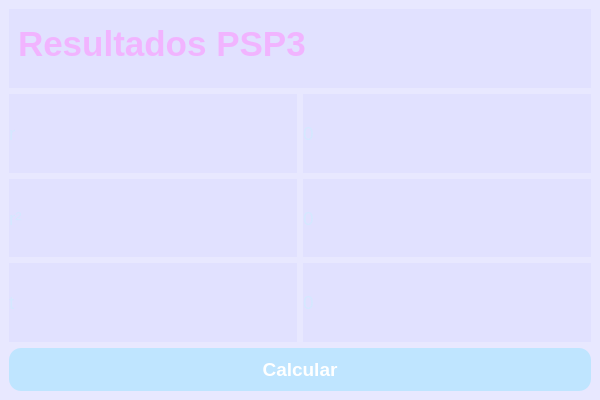
First picture: the form in gui/ventana_psp3.ui, repository lissania7-png/Lissania, before the edit.
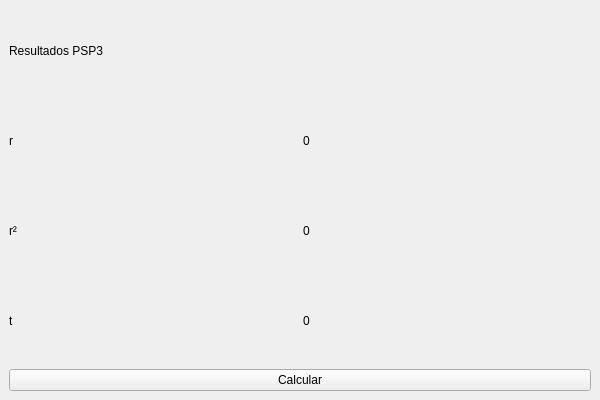
Second picture: the form after the edit.

```diff
--- a/gui/ventana_psp3.ui
+++ b/gui/ventana_psp3.ui
@@ -70,7 +70,7 @@
     background-color: #accbdaff;
 }
 
-/* 🌿 Resultados (labels de salida) */
+/ Resultados (labels de salida) */
 QLabel#resultado {
     background-color: #ffffff;
     border: 2px solid #f3f8c1ff;
```
